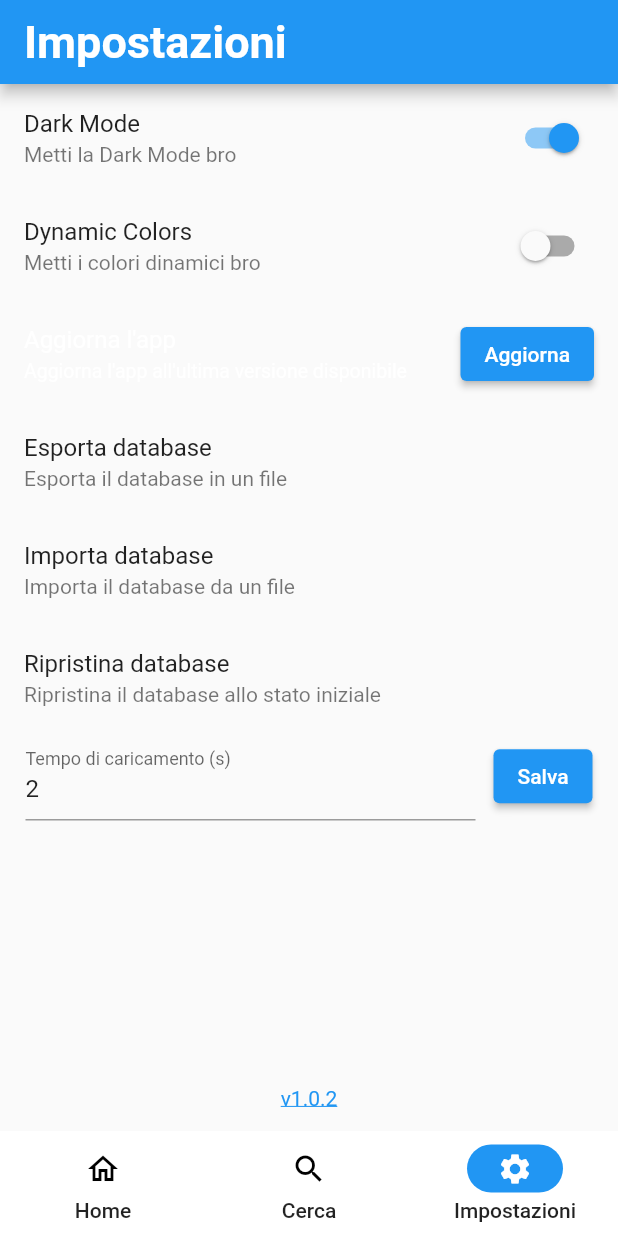
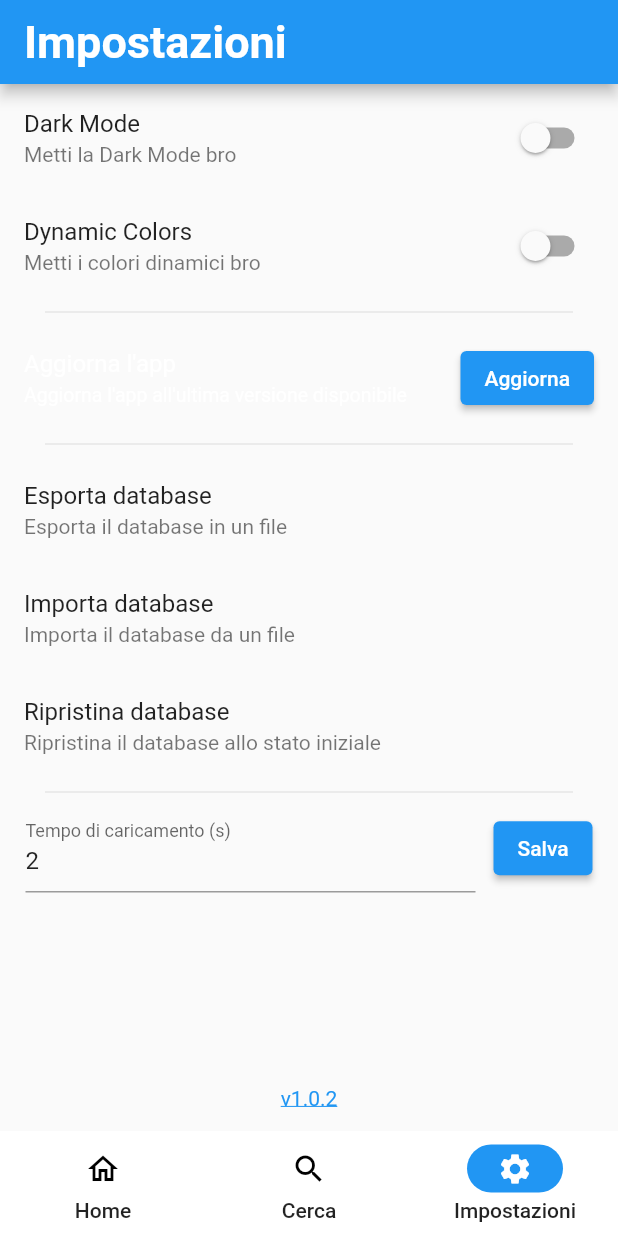
Before and after one commit to aleeeee1/AnimeStream, a Flutter app: the screen it shows after launch, item 3 of the bottom bar chosen, after a tap on "Dark Mode", on a phone screen of 412 x 824 dp. Run offline on Flutter 3.47's test engine with Material 2 defaults, Android fonts, the phone set to English and light mode, and no system bars; drawn by our look-alikes of dynamic_color; our stand-ins replace animated_text_kit, better_player, cached_network_image, device_info_plus, file_picker, fluttertoast and 5 more; missing offline and left inert: dynamic_themes, expandable_widgets, ota_update, restart_app, webview_flutter_plus; generated files the repository leaves out were written again; network calls fail.

Commit message:
chores: refactored settings page

```diff
--- a/lib/ui/pages/main_page.dart
+++ b/lib/ui/pages/main_page.dart
@@ -33,7 +33,7 @@
         children: [
           HomePage(),
           const SearchPage(),
-          const SettingsPage(),
+          SettingsPage(),
         ],
       ),
       bottomNavigationBar: NavigationBarTheme(
--- a/lib/ui/pages/settings_page.dart
+++ b/lib/ui/pages/settings_page.dart
@@ -2,44 +2,17 @@
 import 'package:baka_animestream/ui/widgets/link_button.dart';
 import 'package:baka_animestream/ui/widgets/settings_fragments/app_update.dart';
 import 'package:baka_animestream/ui/widgets/settings_fragments/db_backup_handler.dart';
+import 'package:baka_animestream/ui/widgets/settings_fragments/theme_settings.dart';
+import 'package:baka_animestream/ui/widgets/settings_fragments/time_handler.dart';
 import 'package:flutter/material.dart';
 
-import 'package:baka_animestream/ui/theme/theme_manager.dart' as theme_manager;
 import 'package:flutter/services.dart';
 import 'package:get/get.dart';
 
-class SettingsPage extends StatefulWidget {
-  const SettingsPage({super.key});
+class SettingsPage extends StatelessWidget {
+  SettingsPage({super.key});
 
-  @override
-  State<SettingsPage> createState() => _SettingsPageState();
-}
-
-class _SettingsPageState extends State<SettingsPage> {
   InternalAPI internalAPI = Get.find<InternalAPI>();
-
-  TextEditingController waitController = TextEditingController();
-
-  void setDarkTheme(bool value) {
-    theme_manager.setUseDarkTheme(context, value);
-    setState(() {});
-  }
-
-  void setDynamicTheme(bool value) {
-    theme_manager.setUseDynamicTheme(context, value);
-    setState(() {});
-  }
-
-  Future<bool> shouldBeVisible() async {
-    return await theme_manager.shouldBeVisible();
-  }
-
-  @override
-  void initState() {
-    waitController.text = internalAPI.getWaitTime().toString();
-
-    super.initState();
-  }
 
   @override
   Widget build(BuildContext context) {
@@ -62,71 +35,22 @@
             Expanded(
               child: ListView(
                 children: [
-                  SwitchListTile(
-                    title: const Text(
-                      "Dark Mode",
-                    ),
-                    subtitle: const Text("Metti la Dark Mode bro"),
-                    value: theme_manager.getDarkThemeStatus(),
-                    onChanged: (value) => setDarkTheme(value),
-                  ),
-                  FutureBuilder(
-                    future: shouldBeVisible(),
-                    builder: (context, snapshot) => Visibility(
-                      visible: snapshot.data ?? false,
-                      child: SwitchListTile(
-                        title: const Text(
-                          "Dynamic Colors",
-                        ),
-                        subtitle: const Text("Metti i colori dinamici bro"),
-                        value: theme_manager.getDynamicThemeStatus(),
-                        onChanged: (value) => setDynamicTheme(value),
-                      ),
-                    ),
+                  ThemeSettings(),
+                  Divider(
+                    indent: 30,
+                    endIndent: 30,
                   ),
                   UpdateApp(),
-                  const DbBackup(),
-                  Row(
-                    children: [
-                      Expanded(
-                        child: Padding(
-                          padding: const EdgeInsets.fromLTRB(
-                            17,
-                            0,
-                            12,
-                            0,
-                          ),
-                          child: TextField(
-                            controller: waitController,
-                            keyboardType: TextInputType.number,
-                            inputFormatters: [
-                              FilteringTextInputFormatter.digitsOnly,
-                            ],
-                            decoration: const InputDecoration(
-                              labelText: "Tempo di caricamento (s)",
-                              hintText: "Tempo che dai per caricare",
-                              // border: OutlineInputBorder(),
-                            ),
-                          ),
-                        ),
-                      ),
-                      // Spacer(),
-                      Padding(
-                        padding: const EdgeInsets.only(
-                          right: 17,
-                        ),
-                        child: ElevatedButton(
-                          onPressed: () {
-                            internalAPI.setWaitTime(
-                              int.tryParse(waitController.text) ?? 0,
-                            );
-                            FocusManager.instance.primaryFocus?.unfocus();
-                          },
-                          child: const Text("Salva"),
-                        ),
-                      ),
-                    ],
+                  Divider(
+                    indent: 30,
+                    endIndent: 30,
                   ),
+                  DbBackup(),
+                  Divider(
+                    indent: 30,
+                    endIndent: 30,
+                  ),
+                  const TimeHandler(),
                 ],
               ),
             ),
--- /dev/null
+++ b/lib/ui/widgets/settings_fragments/theme_settings.dart
@@ -0,0 +1,63 @@
+import 'package:baka_animestream/services/internal_api.dart';
+import 'package:flutter/material.dart';
+import 'package:baka_animestream/ui/theme/theme_manager.dart' as theme_manager;
+import 'package:get/get.dart';
+
+class ThemeSettings extends StatefulWidget {
+  const ThemeSettings({super.key});
+
+  @override
+  State<ThemeSettings> createState() => _ThemeSettingsState();
+}
+
+class _ThemeSettingsState extends State<ThemeSettings> {
+  InternalAPI internalAPI = Get.find<InternalAPI>();
+
+  void setDarkTheme(bool value) {
+    theme_manager.setUseDarkTheme(context, value);
+    // setState(() {});
+  }
+
+  void setDynamicTheme(bool value) {
+    theme_manager.setUseDynamicTheme(context, value);
+    // setState(() {});
+  }
+
+  Future<bool> shouldBeVisible() async {
+    return await theme_manager.shouldBeVisible();
+  }
+
+  @override
+  Widget build(BuildContext context) {
+    return Column(
+      children: [
+        SwitchListTile(
+          title: const Text(
+            "Dark Mode",
+          ),
+          subtitle: const Text("Metti la Dark Mode bro"),
+          value: theme_manager.getDarkThemeStatus(),
+          onChanged: (value) => setDarkTheme(
+            value,
+          ),
+        ),
+        FutureBuilder(
+          future: shouldBeVisible(),
+          builder: (context, snapshot) => Visibility(
+            visible: snapshot.data ?? false,
+            child: SwitchListTile(
+              title: const Text(
+                "Dynamic Colors",
+              ),
+              subtitle: const Text("Metti i colori dinamici bro"),
+              value: theme_manager.getDynamicThemeStatus(),
+              onChanged: (value) => setDynamicTheme(
+                value,
+              ),
+            ),
+          ),
+        ),
+      ],
+    );
+  }
+}
--- /dev/null
+++ b/lib/ui/widgets/settings_fragments/time_handler.dart
@@ -0,0 +1,67 @@
+import 'package:baka_animestream/services/internal_api.dart';
+import 'package:flutter/material.dart';
+import 'package:flutter/services.dart';
+import 'package:get/get.dart';
+
+class TimeHandler extends StatefulWidget {
+  const TimeHandler({super.key});
+
+  @override
+  State<TimeHandler> createState() => _TimeHandlerState();
+}
+
+class _TimeHandlerState extends State<TimeHandler> {
+  TextEditingController waitController = TextEditingController();
+  InternalAPI internalAPI = Get.find<InternalAPI>();
+
+  @override
+  void initState() {
+    waitController.text = internalAPI.getWaitTime().toString();
+    super.initState();
+  }
+
+  @override
+  Widget build(BuildContext context) {
+    return Row(
+      children: [
+        Expanded(
+          child: Padding(
+            padding: const EdgeInsets.fromLTRB(
+              17,
+              0,
+              12,
+              0,
+            ),
+            child: TextField(
+              controller: waitController,
+              keyboardType: TextInputType.number,
+              inputFormatters: [
+                FilteringTextInputFormatter.digitsOnly,
+              ],
+              decoration: const InputDecoration(
+                labelText: "Tempo di caricamento (s)",
+                hintText: "Tempo che dai per caricare",
+                // border: OutlineInputBorder(),
+              ),
+            ),
+          ),
+        ),
+        // Spacer(),
+        Padding(
+          padding: const EdgeInsets.only(
+            right: 17,
+          ),
+          child: ElevatedButton(
+            onPressed: () {
+              internalAPI.setWaitTime(
+                int.tryParse(waitController.text) ?? 0,
+              );
+              FocusManager.instance.primaryFocus?.unfocus();
+            },
+            child: const Text("Salva"),
+          ),
+        ),
+      ],
+    );
+  }
+}
--- a/pubspec.yaml
+++ b/pubspec.yaml
@@ -40,6 +40,7 @@
   file_picker: ^5.2.10
   restart_app: ^1.1.2
   permission_handler: ^10.2.0
+  archive: ^3.3.7
 
 dev_dependencies:
   flutter_test:
```
Also changed, not shown: pubspec.lock, 1 other file.
